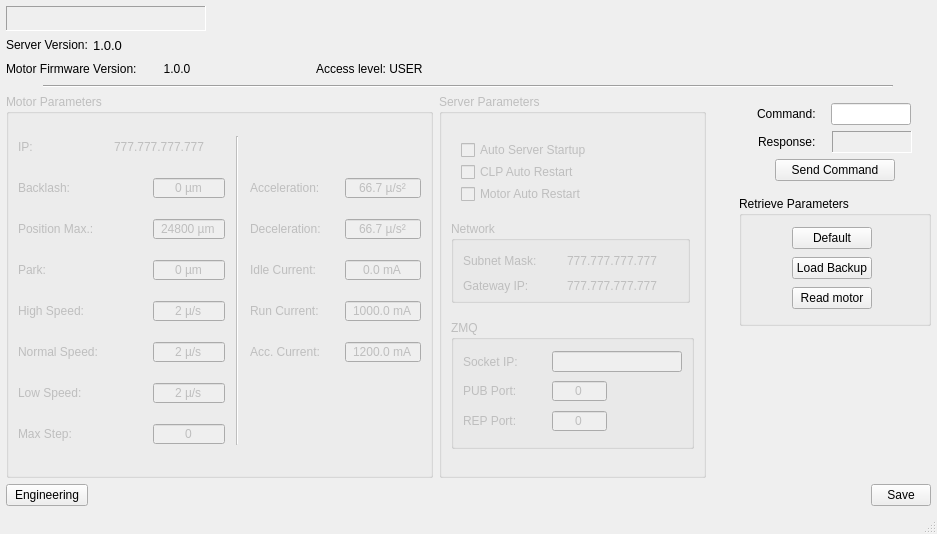
The window that assets/ui/engineering.ui (dev-LNA/HostFocuser160) describes before a commit, drawn with Qt 5.
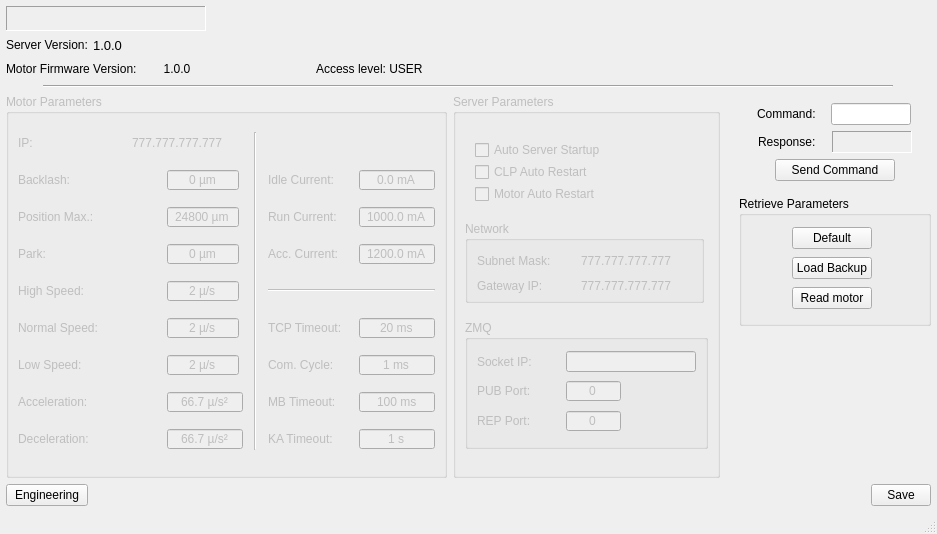
The same window after the commit. Icons and pictures are not drawn.

Commit message:
Added TCP parameters to engineering window
- The TCP parameters are used to configure the CLP communication
channel

Diff of the .ui file:
```diff
--- a/assets/ui/engineering.ui
+++ b/assets/ui/engineering.ui
@@ -438,22 +438,139 @@
          <property name="horizontalSpacing">
           <number>11</number>
          </property>
-         <item row="0" column="0">
-          <widget class="QLabel" name="lblMotoIP">
+         <item row="5" column="4">
+          <widget class="QLabel" name="label">
+           <property name="statusTip">
+            <string>TCP Packet Retransmission Time-out</string>
+           </property>
+           <property name="text">
+            <string>TCP Timeout:</string>
+           </property>
+          </widget>
+         </item>
+         <item row="7" column="0">
+          <widget class="QLabel" name="lblAcceleration">
            <property name="minimumSize">
             <size>
-             <width>0</width>
-             <height>0</height>
+             <width>84</width>
+             <height>22</height>
             </size>
            </property>
            <property name="maximumSize">
             <size>
-             <width>16777215</width>
+             <width>80</width>
              <height>22</height>
             </size>
            </property>
            <property name="text">
-            <string>IP:</string>
+            <string>Acceleration:</string>
+           </property>
+          </widget>
+         </item>
+         <item row="2" column="5">
+          <widget class="QDoubleSpinBox" name="spinRunCurrent">
+           <property name="minimumSize">
+            <size>
+             <width>76</width>
+             <height>22</height>
+            </size>
+           </property>
+           <property name="maximumSize">
+            <size>
+             <width>76</width>
+             <height>22</height>
+            </size>
+           </property>
+           <property name="focusPolicy">
+            <enum>Qt::FocusPolicy::WheelFocus</enum>
+           </property>
+           <property name="statusTip">
+            <string>Motor Run Current</string>
+           </property>
+           <property name="frame">
+            <bool>true</bool>
+           </property>
+           <property name="alignment">
+            <set>Qt::AlignmentFlag::AlignCenter</set>
+           </property>
+           <property name="buttonSymbols">
+            <enum>QAbstractSpinBox::ButtonSymbols::NoButtons</enum>
+           </property>
+           <property name="accelerated">
+            <bool>true</bool>
+           </property>
+           <property name="showGroupSeparator" stdset="0">
+            <bool>false</bool>
+           </property>
+           <property name="suffix">
+            <string> mA</string>
+           </property>
+           <property name="decimals">
+            <number>1</number>
+           </property>
+           <property name="minimum">
+            <double>1000.000000000000000</double>
+           </property>
+           <property name="maximum">
+            <double>2000.000000000000000</double>
+           </property>
+           <property name="change" stdset="0">
+            <bool>false</bool>
+           </property>
+          </widget>
+         </item>
+         <item row="2" column="4">
+          <widget class="QLabel" name="lblRunCurrent">
+           <property name="minimumSize">
+            <size>
+             <width>80</width>
+             <height>22</height>
+            </size>
+           </property>
+           <property name="maximumSize">
+            <size>
+             <width>80</width>
+             <height>22</height>
+            </size>
+           </property>
+           <property name="text">
+            <string>Run Current:</string>
+           </property>
+          </widget>
+         </item>
+         <item row="0" column="3" rowspan="9">
+          <widget class="Line" name="line">
+           <property name="orientation">
+            <enum>Qt::Orientation::Vertical</enum>
+           </property>
+          </widget>
+         </item>
+         <item row="1" column="4">
+          <widget class="QLabel" name="lblIdleCurrent">
+           <property name="minimumSize">
+            <size>
+             <width>80</width>
+             <height>22</height>
+            </size>
+           </property>
+           <property name="maximumSize">
+            <size>
+             <width>80</width>
+             <height>22</height>
+            </size>
+           </property>
+           <property name="text">
+            <string>Idle Current:</string>
+           </property>
+          </widget>
+         </item>
+         <item row="6" column="4">
+          <widget class="QLabel" name="label_2">
+           <property name="statusTip">
+            <string>Comm Cycle Time </string>
+           </property>
+           <property name="text">
+            <string>Com. Cycle:</string>
            </property>
           </widget>
          </item>
@@ -501,33 +618,39 @@
            <property name="readOnly">
             <bool>true</bool>
            </property>
-           <property name="change" stdset="0">
-            <bool>false</bool>
-           </property>
           </widget>
          </item>
-         <item row="0" column="3" rowspan="8">
-          <widget class="Line" name="line">
-           <property name="orientation">
-            <enum>Qt::Orientation::Vertical</enum>
+         <item row="0" column="0">
+          <widget class="QLabel" name="lblMotoIP">
+           <property name="minimumSize">
+            <size>
+             <width>0</width>
+             <height>0</height>
+            </size>
            </property>
-          </widget>
-         </item>
-         <item row="1" column="0">
-          <widget class="QLabel" name="lblBackComp">
            <property name="maximumSize">
             <size>
-             <width>60</width>
+             <width>16777215</width>
              <height>22</height>
             </size>
            </property>
            <property name="text">
-            <string>Backlash:</string>
+            <string>IP:</string>
            </property>
           </widget>
          </item>
-         <item row="1" column="2">
-          <widget class="QSpinBox" name="spinBacklash">
+         <item row="8" column="4">
+          <widget class="QLabel" name="label_4">
+           <property name="statusTip">
+            <string>TCP Connection Keep Alive Time-out </string>
+           </property>
+           <property name="text">
+            <string>KA Timeout:</string>
+           </property>
+          </widget>
+         </item>
+         <item row="3" column="2">
+          <widget class="QSpinBox" name="spinParkPos">
            <property name="minimumSize">
             <size>
              <width>72</width>
@@ -543,11 +666,8 @@
            <property name="focusPolicy">
             <enum>Qt::FocusPolicy::WheelFocus</enum>
            </property>
-           <property name="toolTip">
-            <string/>
-           </property>
            <property name="statusTip">
-            <string>Motor Backlash Compensation</string>
+            <string>Motor Park Position</string>
            </property>
            <property name="styleSheet">
             <string notr="true"/>
@@ -570,11 +690,8 @@
            <property name="suffix">
             <string> µm</string>
            </property>
-           <property name="prefix">
-            <string/>
-           </property>
            <property name="maximum">
-            <number>300</number>
+            <number>25100</number>
            </property>
            <property name="stepType">
             <enum>QAbstractSpinBox::StepType::AdaptiveDecimalStepType</enum>
@@ -584,38 +701,6 @@
            </property>
           </widget>
          </item>
-         <item row="1" column="4">
-          <widget class="QLabel" name="lblAcceleration">
-           <property name="minimumSize">
-            <size>
-             <width>84</width>
-             <height>22</height>
-            </size>
-           </property>
-           <property name="maximumSize">
-            <size>
-             <width>80</width>
-             <height>22</height>
-            </size>
-           </property>
-           <property name="text">
-            <string>Acceleration:</string>
-           </property>
-          </widget>
-         </item>
-         <item row="2" column="0" colspan="2">
-          <widget class="QLabel" name="lblMaxPos">
-           <property name="maximumSize">
-            <size>
-             <width>100</width>
-             <height>22</height>
-            </size>
-           </property>
-           <property name="text">
-            <string>Position Max.:</string>
-           </property>
-          </widget>
-         </item>
          <item row="2" column="2">
           <widget class="QSpinBox" name="spinMaxPos">
            <property name="minimumSize">
@@ -677,61 +762,26 @@
            </property>
           </widget>
          </item>
-         <item row="2" column="4">
-          <widget class="QLabel" name="lblDeceleration">
+         <item row="7" column="2">
+          <widget class="QDoubleSpinBox" name="spinAcceleration">
            <property name="minimumSize">
             <size>
-             <width>84</width>
+             <width>76</width>
              <height>22</height>
             </size>
            </property>
            <property name="maximumSize">
             <size>
-             <width>80</width>
+             <width>76</width>
              <height>22</height>
             </size>
            </property>
-           <property name="text">
-            <string>Deceleration:</string>
-           </property>
-          </widget>
-         </item>
-         <item row="3" column="0">
-          <widget class="QLabel" name="lblParkPos">
-           <property name="maximumSize">
-            <size>
-             <width>16777215</width>
-             <height>22</height>
-            </size>
-           </property>
-           <property name="text">
-            <string>Park: </string>
-           </property>
-          </widget>
-         </item>
-         <item row="3" column="2">
-          <widget class="QSpinBox" name="spinParkPos">
-           <property name="minimumSize">
-            <size>
-             <width>72</width>
-             <height>22</height>
-            </size>
-           </property>
-           <property name="maximumSize">
-            <size>
-             <width>72</width>
-             <height>22</height>
-            </size>
-           </property>
            <property name="focusPolicy">
             <enum>Qt::FocusPolicy::WheelFocus</enum>
            </property>
            <property name="statusTip">
-            <string>Motor Park Position</string>
+            <string>Motor Acceleration Rate</string>
            </property>
-           <property name="styleSheet">
-            <string notr="true"/>
-           </property>
            <property name="frame">
             <bool>true</bool>
            </property>
@@ -748,70 +798,41 @@
             <bool>false</bool>
            </property>
            <property name="suffix">
-            <string> µm</string>
+            <string> µ/s²</string>
            </property>
-           <property name="maximum">
-            <number>25100</number>
+           <property name="decimals">
+            <number>1</number>
            </property>
-           <property name="stepType">
-            <enum>QAbstractSpinBox::StepType::AdaptiveDecimalStepType</enum>
+           <property name="minimum">
+            <double>66.700000000000003</double>
            </property>
+           <property name="maximum">
+            <double>2000.000000000000000</double>
+           </property>
            <property name="change" stdset="0">
             <bool>false</bool>
            </property>
           </widget>
          </item>
-         <item row="3" column="4">
-          <widget class="QLabel" name="lblIdleCurrent">
+         <item row="3" column="5">
+          <widget class="QDoubleSpinBox" name="spinAccCurrent">
            <property name="minimumSize">
             <size>
-             <width>80</width>
+             <width>76</width>
              <height>22</height>
             </size>
            </property>
            <property name="maximumSize">
             <size>
-             <width>80</width>
+             <width>76</width>
              <height>22</height>
             </size>
            </property>
-           <property name="text">
-            <string>Idle Current:</string>
-           </property>
-          </widget>
-         </item>
-         <item row="4" column="0">
-          <widget class="QLabel" name="lblMaxSpeed">
-           <property name="maximumSize">
-            <size>
-             <width>100</width>
-             <height>16777215</height>
-            </size>
-           </property>
-           <property name="text">
-            <string>High Speed:</string>
-           </property>
-          </widget>
-         </item>
-         <item row="4" column="2">
-          <widget class="QSpinBox" name="spinMaxSpeed">
-           <property name="minimumSize">
-            <size>
-             <width>72</width>
-             <height>22</height>
-            </size>
-           </property>
-           <property name="maximumSize">
-            <size>
-             <width>72</width>
-             <height>22</height>
-            </size>
-           </property>
            <property name="focusPolicy">
             <enum>Qt::FocusPolicy::WheelFocus</enum>
            </property>
            <property name="statusTip">
-            <string>Motor Maximum Speed</string>
+            <string>Motor Acceleration Current</string>
            </property>
            <property name="frame">
             <bool>true</bool>
@@ -829,41 +850,28 @@
             <bool>false</bool>
            </property>
            <property name="suffix">
-            <string> µ/s</string>
+            <string> mA</string>
            </property>
+           <property name="decimals">
+            <number>1</number>
+           </property>
            <property name="minimum">
-            <number>2</number>
+            <double>1200.000000000000000</double>
            </property>
            <property name="maximum">
-            <number>750</number>
+            <double>2000.000000000000000</double>
            </property>
+           <property name="singleStep">
+            <double>0.100000000000000</double>
+           </property>
            <property name="stepType">
-            <enum>QAbstractSpinBox::StepType::AdaptiveDecimalStepType</enum>
+            <enum>QAbstractSpinBox::StepType::DefaultStepType</enum>
            </property>
            <property name="change" stdset="0">
             <bool>false</bool>
            </property>
           </widget>
          </item>
-         <item row="4" column="4">
-          <widget class="QLabel" name="lblRunCurrent">
-           <property name="minimumSize">
-            <size>
-             <width>80</width>
-             <height>22</height>
-            </size>
-           </property>
-           <property name="maximumSize">
-            <size>
-             <width>80</width>
-             <height>22</height>
-            </size>
-           </property>
-           <property name="text">
-            <string>Run Current:</string>
-           </property>
-          </widget>
-         </item>
          <item row="5" column="0" colspan="2">
           <widget class="QLabel" name="lblNormSpeed">
            <property name="maximumSize">
@@ -877,6 +885,134 @@
            </property>
           </widget>
          </item>
+         <item row="7" column="4">
+          <widget class="QLabel" name="label_3">
+           <property name="statusTip">
+            <string>MODBUS Time-out </string>
+           </property>
+           <property name="text">
+            <string>MB Timeout:</string>
+           </property>
+          </widget>
+         </item>
+         <item row="2" column="0" colspan="2">
+          <widget class="QLabel" name="lblMaxPos">
+           <property name="maximumSize">
+            <size>
+             <width>100</width>
+             <height>22</height>
+            </size>
+           </property>
+           <property name="text">
+            <string>Position Max.:</string>
+           </property>
+          </widget>
+         </item>
+         <item row="5" column="5">
+          <widget class="QSpinBox" name="spinTCPTimeout">
+           <property name="minimumSize">
+            <size>
+             <width>76</width>
+             <height>22</height>
+            </size>
+           </property>
+           <property name="maximumSize">
+            <size>
+             <width>76</width>
+             <height>22</height>
+            </size>
+           </property>
+           <property name="statusTip">
+            <string>TCP Packet Retransmission Time-out</string>
+           </property>
+           <property name="alignment">
+            <set>Qt::AlignmentFlag::AlignCenter</set>
+           </property>
+           <property name="buttonSymbols">
+            <enum>QAbstractSpinBox::ButtonSymbols::NoButtons</enum>
+           </property>
+           <property name="accelerated">
+            <bool>true</bool>
+           </property>
+           <property name="suffix">
+            <string> ms</string>
+           </property>
+           <property name="minimum">
+            <number>20</number>
+           </property>
+           <property name="maximum">
+            <number>3000</number>
+           </property>
+           <property name="stepType">
+            <enum>QAbstractSpinBox::StepType::AdaptiveDecimalStepType</enum>
+           </property>
+           <property name="change" stdset="0">
+            <bool>false</bool>
+           </property>
+          </widget>
+         </item>
+         <item row="3" column="0">
+          <widget class="QLabel" name="lblParkPos">
+           <property name="maximumSize">
+            <size>
+             <width>16777215</width>
+             <height>22</height>
+            </size>
+           </property>
+           <property name="text">
+            <string>Park: </string>
+           </property>
+          </widget>
+         </item>
+         <item row="6" column="2">
+          <widget class="QSpinBox" name="spinLowSpeed">
+           <property name="minimumSize">
+            <size>
+             <width>72</width>
+             <height>22</height>
+            </size>
+           </property>
+           <property name="maximumSize">
+            <size>
+             <width>72</width>
+             <height>22</height>
+            </size>
+           </property>
+           <property name="focusPolicy">
+            <enum>Qt::FocusPolicy::WheelFocus</enum>
+           </property>
+           <property name="statusTip">
+            <string>Motor Low Speed</string>
+           </property>
+           <property name="frame">
+            <bool>true</bool>
+           </property>
+           <property name="alignment">
+            <set>Qt::AlignmentFlag::AlignCenter</set>
+           </property>
+           <property name="buttonSymbols">
+            <enum>QAbstractSpinBox::ButtonSymbols::NoButtons</enum>
+           </property>
+           <property name="accelerated">
+            <bool>true</bool>
+           </property>
+           <property name="showGroupSeparator" stdset="0">
+            <bool>false</bool>
+           </property>
+           <property name="suffix">
+            <string> µ/s</string>
+           </property>
+           <property name="minimum">
+            <number>2</number>
+           </property>
+           <property name="maximum">
+            <number>167</number>
+           </property>
+           <property name="change" stdset="0">
+            <bool>false</bool>
+           </property>
+          </widget>
+         </item>
          <item row="5" column="2">
           <widget class="QSpinBox" name="spinNormalSpeed">
            <property name="minimumSize">
@@ -929,25 +1065,6 @@
            </property>
           </widget>
          </item>
-         <item row="5" column="4">
-          <widget class="QLabel" name="lblAccCurrent">
-           <property name="minimumSize">
-            <size>
-             <width>80</width>
-             <height>22</height>
-            </size>
-           </property>
-           <property name="maximumSize">
-            <size>
-             <width>80</width>
-             <height>22</height>
-            </size>
-           </property>
-           <property name="text">
-            <string>Acc. Current:</string>
-           </property>
-          </widget>
-         </item>
          <item row="6" column="0">
           <widget class="QLabel" name="lblLowSpeed">
            <property name="maximumSize">
@@ -961,76 +1078,56 @@
            </property>
           </widget>
          </item>
-         <item row="7" column="0">
-          <widget class="QLabel" name="lblMaxStep">
+         <item row="4" column="0">
+          <widget class="QLabel" name="lblMaxSpeed">
            <property name="maximumSize">
             <size>
-             <width>62</width>
+             <width>100</width>
              <height>16777215</height>
             </size>
            </property>
            <property name="text">
-            <string>Max Step:</string>
+            <string>High Speed:</string>
            </property>
           </widget>
          </item>
-         <item row="7" column="2">
-          <widget class="QSpinBox" name="spinMaxStep">
+         <item row="3" column="4">
+          <widget class="QLabel" name="lblAccCurrent">
            <property name="minimumSize">
             <size>
-             <width>72</width>
+             <width>80</width>
              <height>22</height>
             </size>
            </property>
            <property name="maximumSize">
             <size>
-             <width>72</width>
+             <width>80</width>
              <height>22</height>
             </size>
            </property>
-           <property name="focusPolicy">
-            <enum>Qt::FocusPolicy::WheelFocus</enum>
+           <property name="text">
+            <string>Acc. Current:</string>
            </property>
-           <property name="statusTip">
-            <string>Motor Max Step</string>
+          </widget>
+         </item>
+         <item row="4" column="4" colspan="2">
+          <widget class="Line" name="line_3">
+           <property name="orientation">
+            <enum>Qt::Orientation::Horizontal</enum>
            </property>
-           <property name="frame">
-            <bool>true</bool>
-           </property>
-           <property name="alignment">
-            <set>Qt::AlignmentFlag::AlignCenter</set>
-           </property>
-           <property name="buttonSymbols">
-            <enum>QAbstractSpinBox::ButtonSymbols::NoButtons</enum>
-           </property>
-           <property name="accelerated">
-            <bool>true</bool>
-           </property>
-           <property name="showGroupSeparator" stdset="0">
-            <bool>false</bool>
-           </property>
-           <property name="maximum">
-            <number>99999</number>
-           </property>
-           <property name="stepType">
-            <enum>QAbstractSpinBox::StepType::AdaptiveDecimalStepType</enum>
-           </property>
-           <property name="change" stdset="0">
-            <bool>false</bool>
-           </property>
           </widget>
          </item>
-         <item row="1" column="5">
-          <widget class="QDoubleSpinBox" name="spinAcceleration">
+         <item row="4" column="2">
+          <widget class="QSpinBox" name="spinMaxSpeed">
            <property name="minimumSize">
             <size>
-             <width>76</width>
+             <width>72</width>
              <height>22</height>
             </size>
            </property>
            <property name="maximumSize">
             <size>
-             <width>76</width>
+             <width>72</width>
              <height>22</height>
             </size>
            </property>
@@ -1038,7 +1135,7 @@
             <enum>Qt::FocusPolicy::WheelFocus</enum>
            </property>
            <property name="statusTip">
-            <string>Motor Acceleration Rate</string>
+            <string>Motor Maximum Speed</string>
            </property>
            <property name="frame">
             <bool>true</bool>
@@ -1056,23 +1153,23 @@
             <bool>false</bool>
            </property>
            <property name="suffix">
-            <string> µ/s²</string>
-           </property>
-           <property name="decimals">
-            <number>1</number>
+            <string> µ/s</string>
            </property>
            <property name="minimum">
-            <double>66.700000000000003</double>
+            <number>2</number>
            </property>
            <property name="maximum">
-            <double>2000.000000000000000</double>
+            <number>750</number>
+           </property>
+           <property name="stepType">
+            <enum>QAbstractSpinBox::StepType::AdaptiveDecimalStepType</enum>
            </property>
            <property name="change" stdset="0">
             <bool>false</bool>
            </property>
           </widget>
          </item>
-         <item row="2" column="5">
+         <item row="8" column="2">
           <widget class="QDoubleSpinBox" name="spinDeceleration">
            <property name="minimumSize">
             <size>
@@ -1124,7 +1221,39 @@
            </property>
           </widget>
          </item>
-         <item row="3" column="5">
+         <item row="8" column="0">
+          <widget class="QLabel" name="lblDeceleration">
+           <property name="minimumSize">
+            <size>
+             <width>84</width>
+             <height>22</height>
+            </size>
+           </property>
+           <property name="maximumSize">
+            <size>
+             <width>80</width>
+             <height>22</height>
+            </size>
+           </property>
+           <property name="text">
+            <string>Deceleration:</string>
+           </property>
+          </widget>
+         </item>
+         <item row="1" column="0">
+          <widget class="QLabel" name="lblBackComp">
+           <property name="maximumSize">
+            <size>
+             <width>60</width>
+             <height>22</height>
+            </size>
+           </property>
+           <property name="text">
+            <string>Backlash:</string>
+           </property>
+          </widget>
+         </item>
+         <item row="1" column="5">
           <widget class="QDoubleSpinBox" name="spinIdleCurrent">
            <property name="minimumSize">
             <size>
@@ -1173,26 +1302,32 @@
            </property>
           </widget>
          </item>
-         <item row="4" column="5">
-          <widget class="QDoubleSpinBox" name="spinRunCurrent">
+         <item row="1" column="2">
+          <widget class="QSpinBox" name="spinBacklash">
            <property name="minimumSize">
             <size>
-             <width>76</width>
+             <width>72</width>
              <height>22</height>
             </size>
            </property>
            <property name="maximumSize">
             <size>
-             <width>76</width>
+             <width>72</width>
              <height>22</height>
             </size>
            </property>
            <property name="focusPolicy">
             <enum>Qt::FocusPolicy::WheelFocus</enum>
            </property>
+           <property name="toolTip">
+            <string/>
+           </property>
            <property name="statusTip">
-            <string>Motor Run Current</string>
+            <string>Motor Backlash Compensation</string>
            </property>
+           <property name="styleSheet">
+            <string notr="true"/>
+           </property>
            <property name="frame">
             <bool>true</bool>
            </property>
@@ -1209,24 +1344,24 @@
             <bool>false</bool>
            </property>
            <property name="suffix">
-            <string> mA</string>
+            <string> µm</string>
            </property>
-           <property name="decimals">
-            <number>1</number>
+           <property name="prefix">
+            <string/>
            </property>
-           <property name="minimum">
-            <double>1000.000000000000000</double>
-           </property>
            <property name="maximum">
-            <double>2000.000000000000000</double>
+            <number>300</number>
            </property>
+           <property name="stepType">
+            <enum>QAbstractSpinBox::StepType::AdaptiveDecimalStepType</enum>
+           </property>
            <property name="change" stdset="0">
             <bool>false</bool>
            </property>
           </widget>
          </item>
-         <item row="5" column="5">
-          <widget class="QDoubleSpinBox" name="spinAccCurrent">
+         <item row="6" column="5">
+          <widget class="QSpinBox" name="spinComCycle">
            <property name="minimumSize">
             <size>
              <width>76</width>
@@ -1239,15 +1374,9 @@
              <height>22</height>
             </size>
            </property>
-           <property name="focusPolicy">
-            <enum>Qt::FocusPolicy::WheelFocus</enum>
-           </property>
            <property name="statusTip">
-            <string>Motor Acceleration Current</string>
+            <string>Comm Cycle Time </string>
            </property>
-           <property name="frame">
-            <bool>true</bool>
-           </property>
            <property name="alignment">
             <set>Qt::AlignmentFlag::AlignCenter</set>
            </property>
@@ -1257,55 +1386,40 @@
            <property name="accelerated">
             <bool>true</bool>
            </property>
-           <property name="showGroupSeparator" stdset="0">
-            <bool>false</bool>
-           </property>
            <property name="suffix">
-            <string> mA</string>
+            <string> ms</string>
            </property>
-           <property name="decimals">
+           <property name="minimum">
             <number>1</number>
            </property>
-           <property name="minimum">
-            <double>1200.000000000000000</double>
-           </property>
            <property name="maximum">
-            <double>2000.000000000000000</double>
+            <number>600</number>
            </property>
-           <property name="singleStep">
-            <double>0.100000000000000</double>
-           </property>
            <property name="stepType">
-            <enum>QAbstractSpinBox::StepType::DefaultStepType</enum>
+            <enum>QAbstractSpinBox::StepType::AdaptiveDecimalStepType</enum>
            </property>
            <property name="change" stdset="0">
             <bool>false</bool>
            </property>
           </widget>
          </item>
-         <item row="6" column="2">
-          <widget class="QSpinBox" name="spinLowSpeed">
+         <item row="7" column="5">
+          <widget class="QSpinBox" name="spinMBTimeout">
            <property name="minimumSize">
             <size>
-             <width>72</width>
+             <width>76</width>
              <height>22</height>
             </size>
            </property>
            <property name="maximumSize">
             <size>
-             <width>72</width>
+             <width>76</width>
              <height>22</height>
             </size>
            </property>
-           <property name="focusPolicy">
-            <enum>Qt::FocusPolicy::WheelFocus</enum>
-           </property>
            <property name="statusTip">
-            <string>Motor Low Speed</string>
+            <string>MODBUS Time-out </string>
            </property>
-           <property name="frame">
-            <bool>true</bool>
-           </property>
            <property name="alignment">
             <set>Qt::AlignmentFlag::AlignCenter</set>
            </property>
@@ -1315,17 +1429,57 @@
            <property name="accelerated">
             <bool>true</bool>
            </property>
-           <property name="showGroupSeparator" stdset="0">
+           <property name="suffix">
+            <string> ms</string>
+           </property>
+           <property name="minimum">
+            <number>100</number>
+           </property>
+           <property name="maximum">
+            <number>5000</number>
+           </property>
+           <property name="stepType">
+            <enum>QAbstractSpinBox::StepType::AdaptiveDecimalStepType</enum>
+           </property>
+           <property name="change" stdset="0">
             <bool>false</bool>
            </property>
+          </widget>
+         </item>
+         <item row="8" column="5">
+          <widget class="QSpinBox" name="spinKeepAliveTimeout">
+           <property name="minimumSize">
+            <size>
+             <width>76</width>
+             <height>22</height>
+            </size>
+           </property>
+           <property name="maximumSize">
+            <size>
+             <width>76</width>
+             <height>22</height>
+            </size>
+           </property>
+           <property name="statusTip">
+            <string>TCP Connection Keep Alive Time-out </string>
+           </property>
+           <property name="alignment">
+            <set>Qt::AlignmentFlag::AlignCenter</set>
+           </property>
+           <property name="buttonSymbols">
+            <enum>QAbstractSpinBox::ButtonSymbols::NoButtons</enum>
+           </property>
+           <property name="accelerated">
+            <bool>true</bool>
+           </property>
            <property name="suffix">
-            <string> µ/s</string>
+            <string> s</string>
            </property>
            <property name="minimum">
-            <number>2</number>
+            <number>1</number>
            </property>
            <property name="maximum">
-            <number>167</number>
+            <number>32767</number>
            </property>
            <property name="change" stdset="0">
             <bool>false</bool>
@@ -1521,9 +1675,6 @@
               <property name="readOnly">
                <bool>true</bool>
               </property>
-              <property name="change" stdset="0">
-               <bool>false</bool>
-              </property>
              </widget>
             </item>
             <item row="0" column="0">
@@ -1592,9 +1743,6 @@
               <property name="readOnly">
                <bool>true</bool>
               </property>
-              <property name="change" stdset="0">
-               <bool>false</bool>
-              </property>
              </widget>
             </item>
             <item row="1" column="0">
```
Left out of the diff: 6 changed lines with no effect on the pictures. The commit also changes 12 other files.
